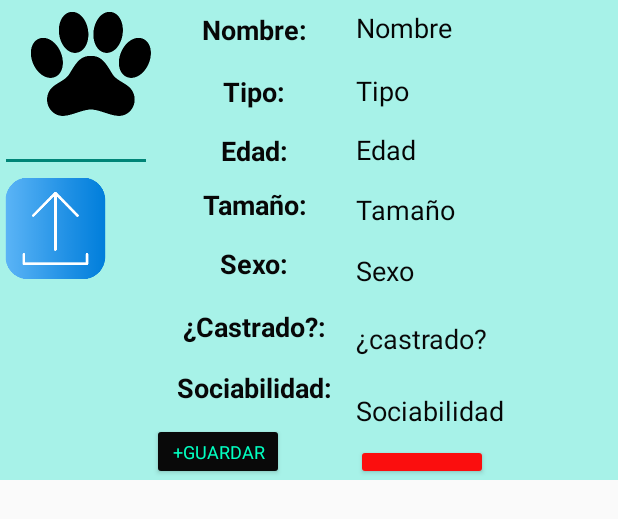
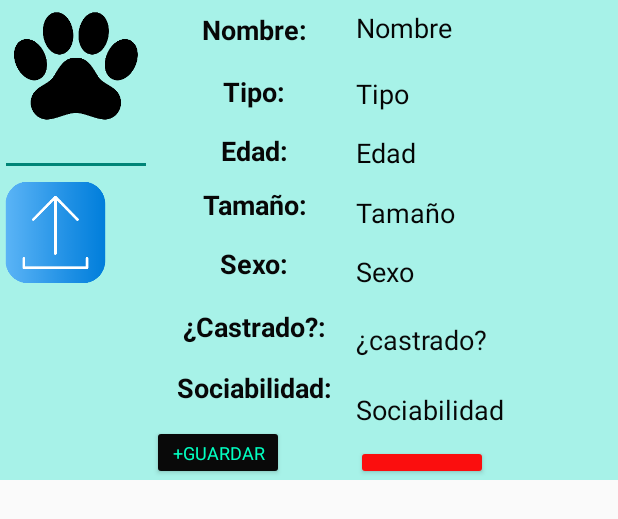
Before and after one commit to salmonius/YouPetAndroidStudio, an Android app: the layout item_perfil_mascota.xml on its own in the app's theme, with its tools: preview values and no code run, on a phone screen of 412 x 824 dp. Shown: the top 519 px of the screen. Run offline under Robolectric (Android 15) with nearby library versions, the phone set to English and light mode, and no system bars; Roboto replaces fonts that are not available here.

Commit message:
mejora del martes 13/05/25

```diff
--- a/app/src/main/res/layout/item_perfil_mascota.xml
+++ b/app/src/main/res/layout/item_perfil_mascota.xml
@@ -13,8 +13,8 @@
 
         <ImageView
             android:id="@+id/item_iv1_mascota"
-            android:layout_width="121dp"
-            android:layout_height="85dp"
+            android:layout_width="match_parent"
+            android:layout_height="88dp"
             app:srcCompat="@drawable/pata" />
 
         <EditText
@@ -111,7 +111,7 @@
             android:id="@+id/textView14"
             android:layout_width="match_parent"
             android:layout_height="40dp"
-            android:layout_marginBottom="5px"
+            android:layout_marginBottom="7px"
             android:fontFamily="@font/merienda_one"
             android:gravity="center"
             android:text="Sociabilidad:"
@@ -139,7 +139,7 @@
             android:id="@+id/item_edit1_mascotas_nombre"
             android:layout_width="match_parent"
             android:layout_height="37dp"
-            android:layout_marginBottom="6px"
+            android:layout_marginBottom="9px"
             android:background="#A7F2E8"
             android:ems="10"
             android:inputType="text"
@@ -172,7 +172,7 @@
             android:id="@+id/item_edit4_mascotas_tamano"
             android:layout_width="match_parent"
             android:layout_height="30dp"
-            android:layout_marginBottom="15px"
+            android:layout_marginBottom="13px"
             android:background="#A7F2E8"
             android:ems="10"
             android:inputType="text"
@@ -204,8 +204,8 @@
         <EditText
             android:id="@+id/item_edit7_mascotas_sociabilidad"
             android:layout_width="match_parent"
-            android:layout_height="40dp"
-            android:layout_marginBottom="3px"
+            android:layout_height="37dp"
+            android:layout_marginBottom="7px"
             android:background="#A7F2E8"
             android:ems="10"
             android:inputType="text"
@@ -224,10 +224,4 @@
 
     </LinearLayout>
 
-    <LinearLayout
-        android:layout_width="match_parent"
-        android:layout_height="match_parent"
-        android:orientation="vertical">
-
-    </LinearLayout>
 </LinearLayout>
```
Also changed, not shown: app/src/main/res/layout/item_listado_eventos.xml (+14 -3 lines).
